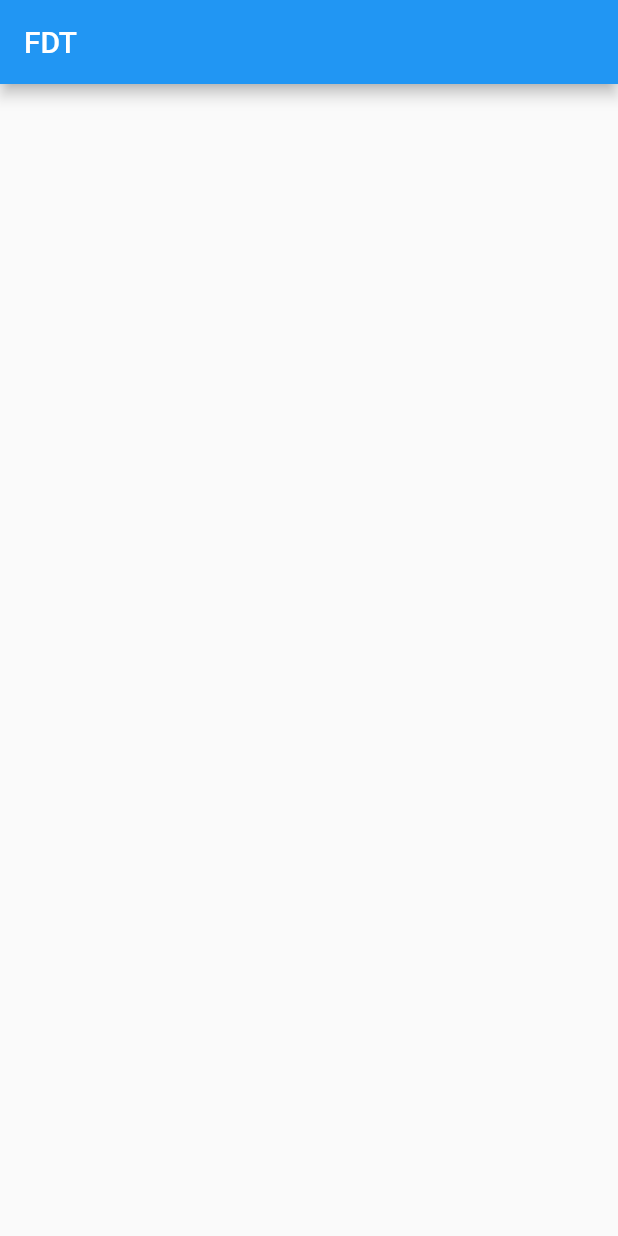
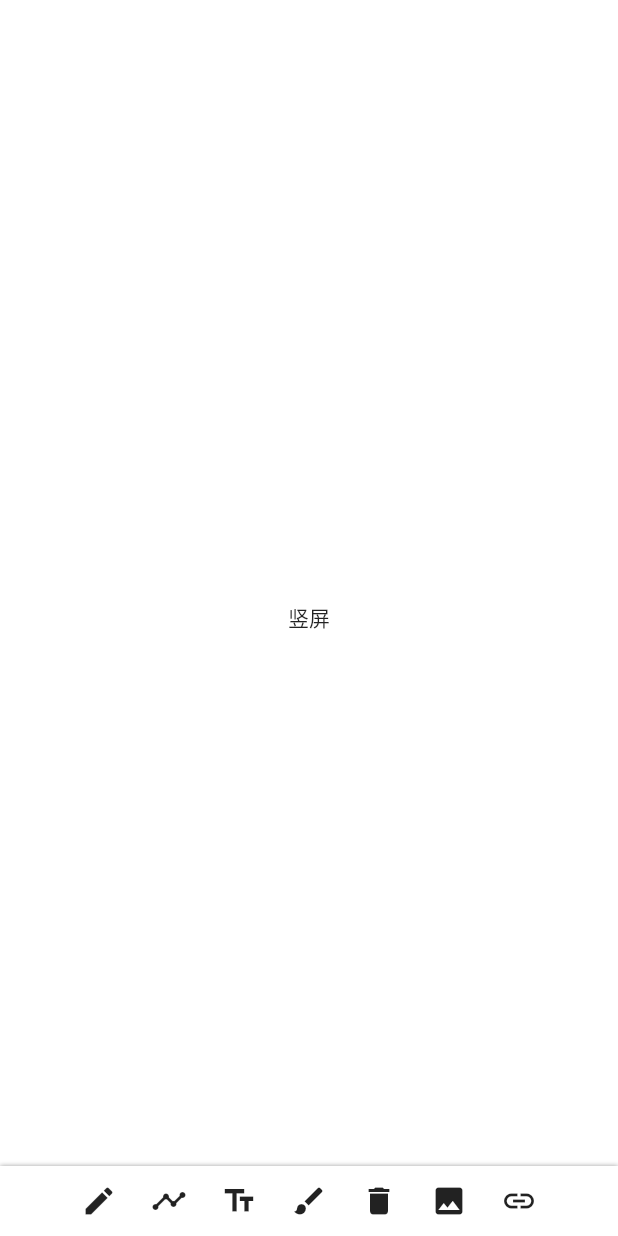
Before and after one commit to xiaohuihuiold/flutter_design_tool, a Flutter app: the screen it shows after launch, on a phone screen of 412 x 824 dp. Run offline on Flutter 3.47's test engine with Material 2 defaults, Android fonts, the phone set to English and light mode, and no system bars; our stand-ins replace rxdart; Roboto replaces fonts that are missing (Alibaba-PuHuiTi).

Commit message:
:lipstick: 横竖屏风格初步添加

```diff
--- /dev/null
+++ b/lib/common/bloc/screen_bloc.dart
@@ -0,0 +1,32 @@
+import 'dart:ui';
+
+import 'package:flutter/material.dart';
+import 'package:flutter_design_tool/common/entity/window_info.dart';
+import 'package:rxdart/rxdart.dart';
+
+final windowBloc = WindowBloc();
+
+/// 窗口信息bloc
+class WindowBloc {
+  final PublishSubject<WindowInfo> _windowFetcher =
+      PublishSubject<WindowInfo>();
+
+  Observable<WindowInfo> get stream => _windowFetcher.stream;
+
+  /// 保存的窗口信息
+  WindowInfo _value =
+      WindowInfo(size: Size.infinite, windowDirection: Axis.vertical);
+
+  WindowInfo get value => _value;
+
+  /// 更新窗口信息
+  /// 通常是大小方向改变时更新
+  void update(WindowInfo info) {
+    _value = info;
+    _windowFetcher.sink.add(info);
+  }
+
+  void dispose() {
+    _windowFetcher.close();
+  }
+}
--- /dev/null
+++ b/lib/common/entity/window_info.dart
@@ -0,0 +1,28 @@
+import 'dart:ui';
+
+import 'package:flutter/material.dart';
+
+class WindowInfo {
+  /// 窗口大小
+  final Size size;
+
+  /// 窗口方向
+  final Axis windowDirection;
+
+  WindowInfo({this.size, this.windowDirection});
+
+  WindowInfo.fromSize(this.size)
+      : this.windowDirection =
+            (size.width > size.height) ? Axis.horizontal : Axis.vertical;
+
+  @override
+  bool operator ==(dynamic other) {
+    if (other == null || other is! WindowInfo) {
+      return false;
+    }
+    return size == other.size && windowDirection == other.windowDirection;
+  }
+
+  @override
+  int get hashCode => hashValues(size.hashCode, windowDirection.hashCode);
+}
--- /dev/null
+++ b/lib/common/widget/editor_scaffold.dart
@@ -0,0 +1,85 @@
+import 'package:flutter/material.dart';
+import 'package:flutter_design_tool/common/bloc/screen_bloc.dart';
+import 'package:flutter_design_tool/common/entity/window_info.dart';
+
+class EditorScaffold extends StatelessWidget {
+  /// 主体
+  /// 默认[Scaffold]的body
+  final Widget body;
+
+  /// 工具栏
+  final List<Widget> tools;
+
+  const EditorScaffold({Key key, this.body, this.tools})
+      : assert(tools != null ? true : body != null),
+        super(key: key);
+
+  @override
+  Widget build(BuildContext context) {
+    Widget realBody;
+    if (body != null && tools != null && tools.isNotEmpty) {
+      realBody = StreamBuilder<WindowInfo>(
+        stream: windowBloc.stream,
+        initialData: windowBloc.value,
+        builder: (context, snapshot) {
+          Widget listTool = ListView.builder(
+            itemCount: tools.length,
+            shrinkWrap: true,
+            physics: NeverScrollableScrollPhysics(),
+            scrollDirection: snapshot.data.windowDirection == Axis.horizontal
+                ? Axis.vertical
+                : Axis.horizontal,
+            itemBuilder: (context, index) {
+              return AspectRatio(
+                aspectRatio: 1,
+                child: tools[index],
+              );
+            },
+          );
+
+          if (snapshot.data.windowDirection == Axis.vertical) {
+            return Stack(
+              alignment: AlignmentDirectional.bottomCenter,
+              children: <Widget>[
+                body,
+                Container(
+                  height: kToolbarHeight / 1.2,
+                  child: SingleChildScrollView(
+                    scrollDirection: Axis.horizontal,
+                    child: listTool,
+                    physics: BouncingScrollPhysics(),
+                  ),
+                  alignment: Alignment.center,
+                  decoration: BoxDecoration(
+                    color: Colors.white,
+                    boxShadow: [BoxShadow(color: Colors.grey, blurRadius: 2.0)],
+                  ),
+                ),
+              ],
+            );
+          } else {
+            return Stack(
+              alignment: AlignmentDirectional.centerStart,
+              children: <Widget>[
+                body,
+                Container(
+                  width: kToolbarHeight / 1.2,
+                  child: listTool,
+                  decoration: BoxDecoration(
+                    color: Colors.white,
+                    boxShadow: [BoxShadow(color: Colors.grey, blurRadius: 2.0)],
+                  ),
+                ),
+              ],
+            );
+          }
+        },
+      );
+    } else {
+      realBody = body;
+    }
+    return Scaffold(
+      body: realBody,
+    );
+  }
+}
--- a/lib/main.dart
+++ b/lib/main.dart
@@ -4,6 +4,9 @@ import 'package:flutter/foundation.dart';
 import 'package:flutter/material.dart';
 import 'package:flutter_localizations/flutter_localizations.dart';
 
+import 'common/bloc/screen_bloc.dart';
+import 'common/entity/window_info.dart';
+import 'common/widget/editor_scaffold.dart';
 import 'generated/i18n.dart';
 
 void main() {
@@ -31,6 +34,9 @@ class MyApp extends StatelessWidget {
       title: 'FDT',
       theme: ThemeData(
         primarySwatch: Colors.blue,
+        primaryColor: Colors.white,
+        backgroundColor: Colors.white,
+        canvasColor: Colors.white,
         fontFamily: 'Alibaba-PuHuiTi',
       ),
       // 国际化
@@ -41,7 +47,18 @@ class MyApp extends StatelessWidget {
         GlobalWidgetsLocalizations.delegate
       ],
       supportedLocales: S.delegate.supportedLocales,
-      home: HomePage(),
+      home: LayoutBuilder(
+        builder: (buildContext, constraints) {
+          // 根据最大宽高创建窗口信息
+          Size size = Size(constraints.maxWidth, constraints.maxHeight);
+          WindowInfo info = WindowInfo.fromSize(size);
+          if (info != windowBloc.value) {
+            // 如果窗口信息改变了就更新数据
+            windowBloc.update(info);
+          }
+          return HomePage();
+        },
+      ),
     );
   }
 }
@@ -54,9 +71,25 @@ class HomePage extends StatefulWidget {
 class _HomePageState extends State<HomePage> {
   @override
   Widget build(BuildContext context) {
-    return Scaffold(
-      appBar: AppBar(
-        title: Text(S.of(context).appName),
+    return EditorScaffold(
+      tools: <Widget>[
+        Icon(Icons.create),
+        Icon(Icons.timeline),
+        Icon(Icons.text_fields),
+        Icon(Icons.brush),
+        Icon(Icons.delete),
+        Icon(Icons.insert_photo),
+        Icon(Icons.insert_link),
+      ],
+      body: Center(
+        child: StreamBuilder<WindowInfo>(
+          stream: windowBloc.stream,
+          initialData: windowBloc.value,
+          builder: (context, snapshot) {
+            return Text(
+                '${snapshot.data.windowDirection == Axis.vertical ? '竖屏' : '横屏'}');
+          },
+        ),
       ),
     );
   }
--- a/pubspec.yaml
+++ b/pubspec.yaml
@@ -12,6 +12,7 @@ dependencies:
   flutter_localizations:
     sdk: flutter
   cupertino_icons: ^0.1.2
+  rxdart: ^0.22.1+1
 
 dev_dependencies:
   flutter_test:
```
Also changed, not shown: pubspec.lock.
